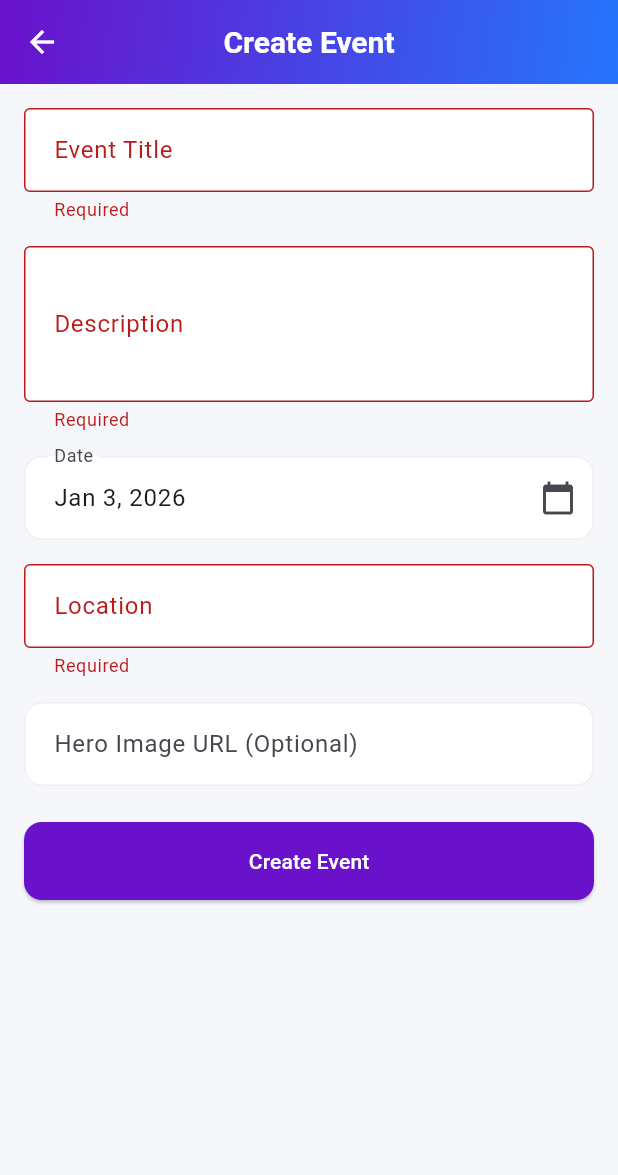
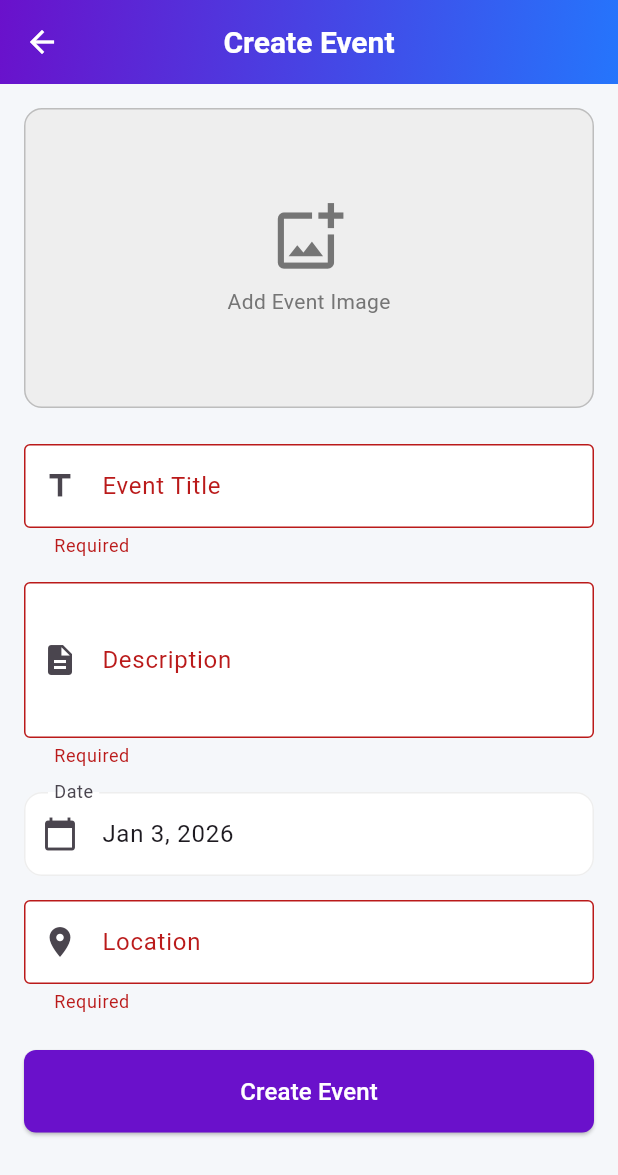
Before and after one commit to JAYASIMMA/ccet_alumini_app, a Flutter app: the AddEventScreen screen opened directly, after a tap on "Create Event", on a phone screen of 412 x 824 dp. Shown: the top 1175 px of the screen. Run offline on Flutter 3.47's test engine with Material 3 defaults, Android fonts, the phone set to English and light mode, and no system bars; our stand-ins replace auto_size_text, carousel_slider, image_picker, shared_preferences; accounts and stored records are empty.

Commit message:
feat: Add API service for various data operations and new screens for creating events and posts.

```diff
--- a/lib/screens/secondary/add_event_screen.dart
+++ b/lib/screens/secondary/add_event_screen.dart
@@ -2,6 +2,8 @@ import 'package:ccet_alumini_app/services/api_service.dart';
 import 'package:ccet_alumini_app/services/auth_service.dart';
 import 'package:flutter/material.dart';
 import 'package:intl/intl.dart';
+import 'package:image_picker/image_picker.dart';
+import 'dart:io';
 
 class AddEventScreen extends StatefulWidget {
   const AddEventScreen({super.key});
@@ -15,9 +17,20 @@ class _AddEventScreenState extends State<AddEventScreen> {
   final _titleController = TextEditingController();
   final _descController = TextEditingController();
   final _locationController = TextEditingController();
-  final _imageUrlController = TextEditingController();
   DateTime _selectedDate = DateTime.now().add(const Duration(days: 7));
+  File? _imageFile;
   bool _isLoading = false;
+
+  Future<void> _pickImage() async {
+    final pickedFile = await ImagePicker().pickImage(
+      source: ImageSource.gallery,
+    );
+    if (pickedFile != null) {
+      setState(() {
+        _imageFile = File(pickedFile.path);
+      });
+    }
+  }
 
   Future<void> _pickDate() async {
     final picked = await showDatePicker(
@@ -38,24 +51,28 @@ class _AddEventScreenState extends State<AddEventScreen> {
     final user = AuthService().currentUser!;
 
     try {
+      String? imageUrl;
+      if (_imageFile != null) {
+        imageUrl = await ApiService.uploadContentImage(_imageFile!);
+      }
+
       await ApiService.createEvent({
         'title': _titleController.text,
         'description': _descController.text,
         'date': _selectedDate.toIso8601String(),
         'location': _locationController.text,
         'organizerId': user.uid,
-        'imageUrl': _imageUrlController.text.isNotEmpty
-            ? _imageUrlController.text
-            : null,
+        'imageUrl': imageUrl,
       });
       if (mounted) {
         Navigator.pop(context, true);
       }
     } catch (e) {
-      if (mounted)
+      if (mounted) {
         ScaffoldMessenger.of(
           context,
         ).showSnackBar(SnackBar(content: Text('Error: $e')));
+      }
     } finally {
       if (mounted) setState(() => _isLoading = false);
     }
@@ -84,12 +101,50 @@ class _AddEventScreenState extends State<AddEventScreen> {
         child: Form(
           key: _formKey,
           child: Column(
+            crossAxisAlignment: CrossAxisAlignment.stretch,
             children: [
+              GestureDetector(
+                onTap: _pickImage,
+                child: Container(
+                  height: 200,
+                  decoration: BoxDecoration(
+                    color: Colors.grey[200],
+                    borderRadius: BorderRadius.circular(12),
+                    border: Border.all(color: Colors.grey.shade400),
+                  ),
+                  child: _imageFile != null
+                      ? ClipRRect(
+                          borderRadius: BorderRadius.circular(12),
+                          child: Image.file(
+                            _imageFile!,
+                            fit: BoxFit.cover,
+                            width: double.infinity,
+                          ),
+                        )
+                      : Column(
+                          mainAxisAlignment: MainAxisAlignment.center,
+                          children: [
+                            Icon(
+                              Icons.add_photo_alternate_outlined,
+                              size: 50,
+                              color: Colors.grey[600],
+                            ),
+                            const SizedBox(height: 8),
+                            Text(
+                              "Add Event Image",
+                              style: TextStyle(color: Colors.grey[600]),
+                            ),
+                          ],
+                        ),
+                ),
+              ),
+              const SizedBox(height: 24),
               TextFormField(
                 controller: _titleController,
                 decoration: const InputDecoration(
                   labelText: 'Event Title',
                   border: OutlineInputBorder(),
+                  prefixIcon: Icon(Icons.title),
                 ),
                 validator: (v) => v!.isEmpty ? 'Required' : null,
               ),
@@ -99,6 +154,7 @@ class _AddEventScreenState extends State<AddEventScreen> {
                 decoration: const InputDecoration(
                   labelText: 'Description',
                   border: OutlineInputBorder(),
+                  prefixIcon: Icon(Icons.description),
                 ),
                 maxLines: 3,
                 validator: (v) => v!.isEmpty ? 'Required' : null,
@@ -113,7 +169,7 @@ class _AddEventScreenState extends State<AddEventScreen> {
                     ),
                     decoration: const InputDecoration(
                       labelText: 'Date',
-                      suffixIcon: Icon(Icons.calendar_today),
+                      prefixIcon: Icon(Icons.calendar_today),
                       border: OutlineInputBorder(),
                     ),
                   ),
@@ -125,16 +181,9 @@ class _AddEventScreenState extends State<AddEventScreen> {
                 decoration: const InputDecoration(
                   labelText: 'Location',
                   border: OutlineInputBorder(),
+                  prefixIcon: Icon(Icons.location_on),
                 ),
                 validator: (v) => v!.isEmpty ? 'Required' : null,
-              ),
-              const SizedBox(height: 16),
-              TextFormField(
-                controller: _imageUrlController,
-                decoration: const InputDecoration(
-                  labelText: 'Hero Image URL (Optional)',
-                  border: OutlineInputBorder(),
-                ),
               ),
               const SizedBox(height: 24),
               SizedBox(
@@ -144,11 +193,24 @@ class _AddEventScreenState extends State<AddEventScreen> {
                     backgroundColor: Theme.of(context).primaryColor,
                     foregroundColor: Colors.white,
                     padding: const EdgeInsets.symmetric(vertical: 16),
+                    shape: RoundedRectangleBorder(
+                      borderRadius: BorderRadius.circular(8),
+                    ),
                   ),
                   onPressed: _isLoading ? null : _submitEvent,
                   child: _isLoading
-                      ? const CircularProgressIndicator(color: Colors.white)
-                      : const Text('Create Event'),
+                      ? const SizedBox(
+                          height: 20,
+                          width: 20,
+                          child: CircularProgressIndicator(
+                            color: Colors.white,
+                            strokeWidth: 2,
+                          ),
+                        )
+                      : const Text(
+                          'Create Event',
+                          style: TextStyle(fontSize: 16),
+                        ),
                 ),
               ),
             ],
```
Also changed, not shown: lib/screens/secondary/add_post_screen.dart (+72 -18 lines), lib/services/api_service.dart (+25 -0 lines).
